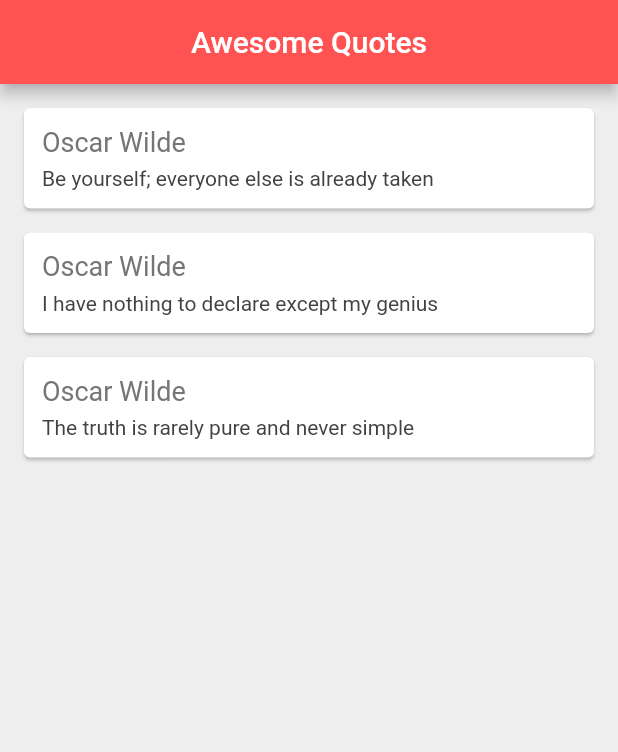
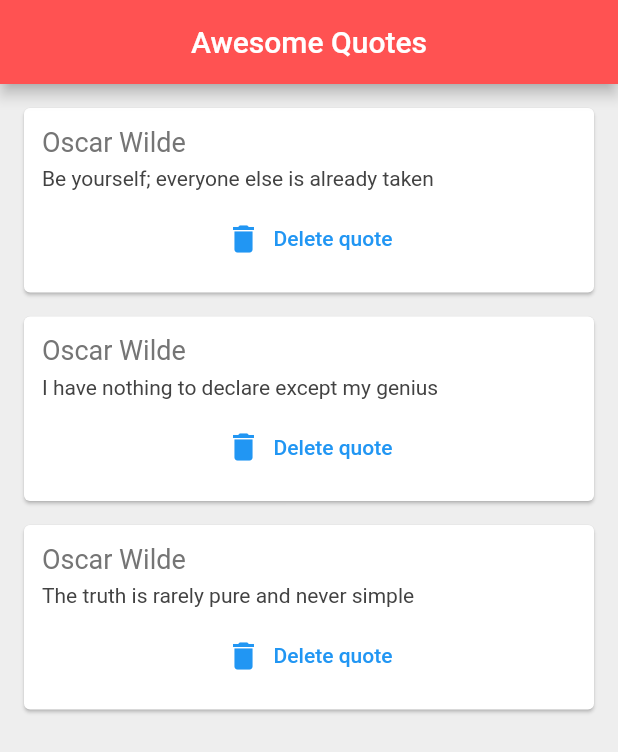
Before and after one commit to beslimir/QuotesProject_Flutter, a Flutter app: the screen it shows after launch, on a phone screen of 412 x 824 dp. Shown: the top 752 px of the screen. Run offline on Flutter 3.47's test engine with Material 2 defaults, Android fonts, the phone set to English and light mode, and no system bars.

Commit message:
Functions as parameters

```diff
--- a/lib/main.dart
+++ b/lib/main.dart
@@ -1,4 +1,5 @@
 import 'package:flutter/material.dart';
+
 import 'quote.dart';
 import 'quote_card.dart';
 
@@ -14,7 +15,6 @@
 }
 
 class _QuoteListState extends State<QuoteList> {
-
   List<Quote> quotes = [
     Quote(
         text: 'Oscar Wilde',
@@ -37,7 +37,16 @@
         backgroundColor: Colors.redAccent,
       ),
       body: Column(
-        children: quotes.map((quote) => QuoteCard(quote)).toList(),
+        children: quotes
+            .map((quote) => QuoteCard(
+                  quote: quote,
+                  delete: () {
+                    setState(() {
+                      quotes.remove(quote);
+                    });
+                  },
+                ))
+            .toList(),
       ),
     );
   }
--- a/lib/quote_card.dart
+++ b/lib/quote_card.dart
@@ -4,8 +4,9 @@
 class QuoteCard extends StatelessWidget {
 
   final Quote quote;
+  final VoidCallback delete;
 
-  QuoteCard(this.quote);
+  QuoteCard({required this.quote, required this.delete});
 
   @override
   Widget build(BuildContext context) {
@@ -30,6 +31,12 @@
                   fontSize: 14,
                   color: Colors.grey[800]
               ),
+            ),
+            SizedBox(height: 8),
+            TextButton.icon(
+                onPressed: delete,
+                icon: Icon(Icons.delete),
+                label: Text('Delete quote')
             )
           ],
         ),
```
